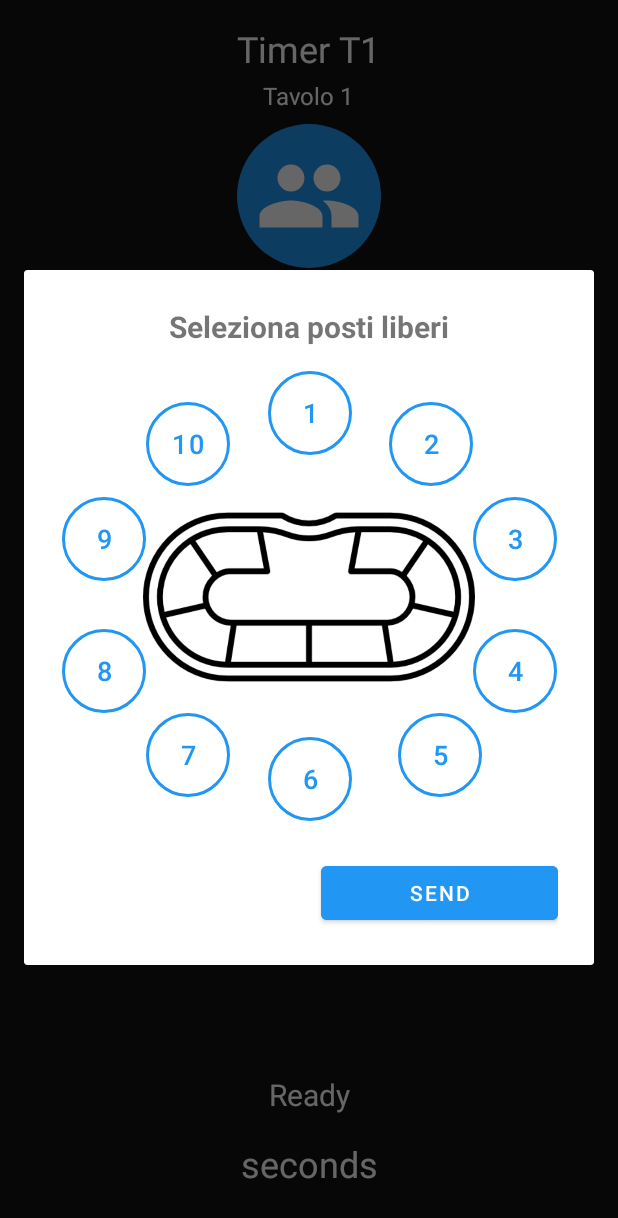
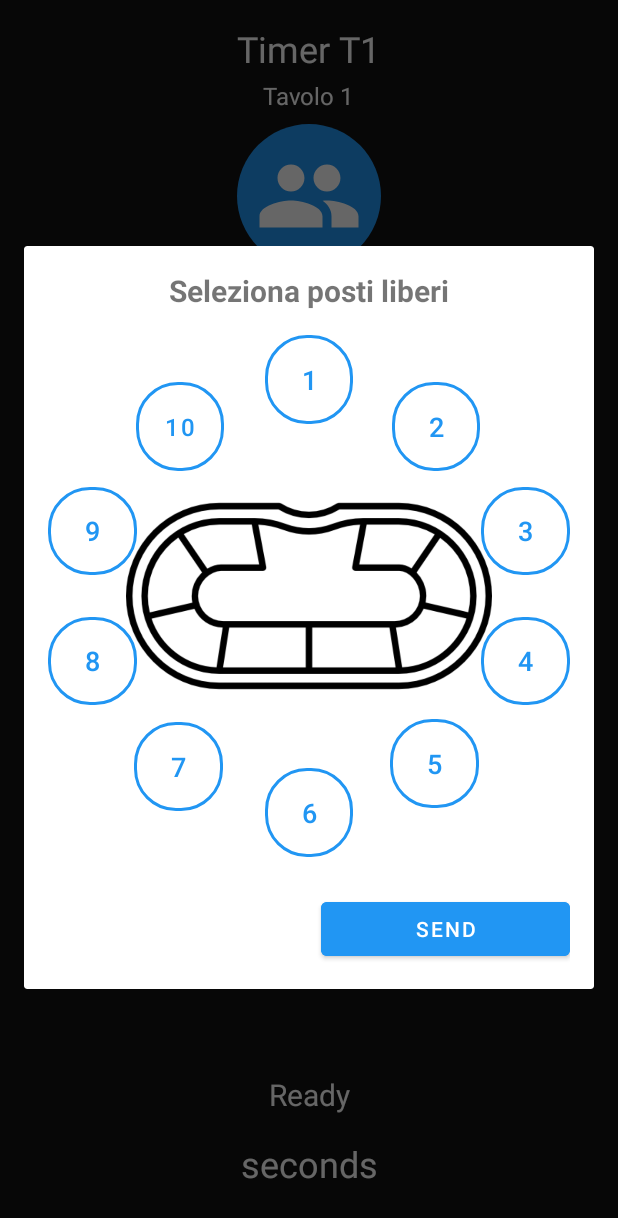
Before and after one commit to yesnoj/PokerTimerAndroid, an Android app built with Jetpack Compose: the MainActivity screen opened directly, with no data from a screen before it, after a tap on "Seleziona posti liberi", on a phone screen of 412 x 824 dp. Shown: the top 1218 px of the screen. Run offline under Robolectric (Android 15) with nearby library versions, the phone set to English and light mode, and no system bars; pictures from the network do not load.

Commit message:
Player Selection fixed

```diff
--- a/app/src/main/res/layout/dialog_player_selection.xml
+++ b/app/src/main/res/layout/dialog_player_selection.xml
@@ -5,9 +5,7 @@
     xmlns:tools="http://schemas.android.com/tools"
     android:layout_width="match_parent"
     android:layout_height="wrap_content"
-    android:minWidth="300dp"
-    android:maxWidth="480dp"
-    android:padding="24dp">
+    android:padding="16dp">
 
     <TextView
         android:id="@+id/dialogTitle"
@@ -22,199 +20,234 @@
         app:layout_constraintStart_toStartOf="parent"
         app:layout_constraintEnd_toEndOf="parent" />
 
-    <!-- Container per il tavolo e i giocatori -->
+    <!-- Container adattivo per il tavolo e i giocatori -->
     <androidx.constraintlayout.widget.ConstraintLayout
         android:id="@+id/tableContainer"
-        android:layout_width="330dp"
-        android:layout_height="300dp"
+        android:layout_width="0dp"
+        android:layout_height="0dp"
         android:layout_marginTop="16dp"
+        app:layout_constraintDimensionRatio="1:1"
         app:layout_constraintEnd_toEndOf="parent"
         app:layout_constraintStart_toStartOf="parent"
-        app:layout_constraintTop_toBottomOf="@id/dialogTitle">
+        app:layout_constraintTop_toBottomOf="@id/dialogTitle"
+        app:layout_constraintWidth_max="350dp">
 
         <ImageView
             android:id="@+id/tableImage"
-            android:layout_width="232dp"
-            android:layout_height="221dp"
-            android:layout_marginBottom="10dp"
+            android:layout_width="0dp"
+            android:layout_height="0dp"
             android:src="@drawable/ic_poker_table"
+            app:layout_constraintWidth_percent="0.7"
+            app:layout_constraintHeight_percent="0.7"
             app:layout_constraintBottom_toBottomOf="parent"
             app:layout_constraintEnd_toEndOf="parent"
-            app:layout_constraintHorizontal_bias="0.496"
             app:layout_constraintStart_toStartOf="parent"
-            app:layout_constraintTop_toTopOf="parent"
-            app:layout_constraintVertical_bias="0.579" />
+            app:layout_constraintTop_toTopOf="parent" />
 
+        <!-- Giocatore 1 - in alto centro -->
         <Button
             android:id="@+id/playerButton1"
             style="@style/PlayerCircleButton"
-            android:layout_width="56dp"
-            android:layout_height="56dp"
+            android:layout_width="0dp"
+            android:layout_height="0dp"
             android:text="1"
             android:textColor="@color/selector_player_button_text"
             android:textSize="18sp"
             app:backgroundTint="@color/bg_player_button_color"
+            app:layout_constraintWidth_percent="0.17"
+            app:layout_constraintHeight_percent="0.17"
             app:layout_constraintEnd_toEndOf="parent"
             app:layout_constraintStart_toStartOf="parent"
             app:layout_constraintTop_toTopOf="parent"
             app:strokeColor="@color/player_button_stroke_color"
             app:strokeWidth="2dp" />
 
+        <!-- Giocatore 2 - in alto a destra -->
+
+        <!-- Giocatore 3 - a destra -->
         <Button
-            android:id="@+id/playerButton8"
+            android:id="@+id/playerButton2"
             style="@style/PlayerCircleButton"
-            android:layout_width="56dp"
-            android:layout_height="56dp"
-            android:text="8"
+            android:layout_width="0dp"
+            android:layout_height="0dp"
+            android:text="2"
             android:textColor="@color/selector_player_button_text"
             android:textSize="18sp"
             app:backgroundTint="@color/bg_player_button_color"
             app:layout_constraintBottom_toBottomOf="parent"
+            app:layout_constraintEnd_toEndOf="parent"
+            app:layout_constraintHeight_percent="0.17"
+            app:layout_constraintHorizontal_bias="0.793"
             app:layout_constraintStart_toStartOf="parent"
             app:layout_constraintTop_toTopOf="parent"
-            app:layout_constraintVertical_bias="0.704"
-            app:strokeColor="@color/player_button_stroke_color"
-            app:strokeWidth="2dp" />
-
-        <Button
-            android:id="@+id/playerButton7"
-            style="@style/PlayerCircleButton"
-            android:layout_width="56dp"
-            android:layout_height="56dp"
-            android:layout_marginStart="56dp"
-            android:text="7"
-            android:textColor="@color/selector_player_button_text"
-            android:textSize="18sp"
-            app:backgroundTint="@color/bg_player_button_color"
-            app:layout_constraintBottom_toBottomOf="parent"
-            app:layout_constraintStart_toStartOf="parent"
-            app:layout_constraintTop_toTopOf="parent"
-            app:layout_constraintVertical_bias="0.934"
+            app:layout_constraintVertical_bias="0.109"
+            app:layout_constraintWidth_percent="0.17"
             app:strokeColor="@color/player_button_stroke_color"
             app:strokeWidth="2dp" />
 
         <Button
             android:id="@+id/playerButton3"
             style="@style/PlayerCircleButton"
-            android:layout_width="56dp"
-            android:layout_height="56dp"
+            android:layout_width="0dp"
+            android:layout_height="0dp"
             android:text="3"
+            android:textColor="@color/selector_player_button_text"
+            android:textSize="18sp"
+            app:backgroundTint="@color/bg_player_button_color"
+            app:layout_constraintWidth_percent="0.17"
+            app:layout_constraintHeight_percent="0.17"
+            app:layout_constraintBottom_toBottomOf="parent"
+            app:layout_constraintEnd_toEndOf="parent"
+            app:layout_constraintHorizontal_bias="1.0"
+            app:layout_constraintVertical_bias="0.35"
+            app:layout_constraintStart_toStartOf="parent"
+            app:layout_constraintTop_toTopOf="parent"
+            app:strokeColor="@color/player_button_stroke_color"
+            app:strokeWidth="2dp" />
+
+        <!-- Giocatore 4 - in basso a destra -->
+        <Button
+            android:id="@+id/playerButton4"
+            style="@style/PlayerCircleButton"
+            android:layout_width="0dp"
+            android:layout_height="0dp"
+            android:text="4"
+            android:textColor="@color/selector_player_button_text"
+            android:textSize="18sp"
+            app:backgroundTint="@color/bg_player_button_color"
+            app:layout_constraintWidth_percent="0.17"
+            app:layout_constraintHeight_percent="0.17"
+            app:layout_constraintBottom_toBottomOf="parent"
+            app:layout_constraintEnd_toEndOf="parent"
+            app:layout_constraintHorizontal_bias="1.0"
+            app:layout_constraintVertical_bias="0.65"
+            app:layout_constraintStart_toStartOf="parent"
+            app:layout_constraintTop_toTopOf="parent"
+            app:strokeColor="@color/player_button_stroke_color"
+            app:strokeWidth="2dp" />
+
+        <!-- Giocatore 5 - in basso a destra angolo -->
+
+        <!-- Giocatore 6 - in basso centro -->
+        <Button
+            android:id="@+id/playerButton5"
+            style="@style/PlayerCircleButton"
+            android:layout_width="0dp"
+            android:layout_height="0dp"
+            android:text="5"
             android:textColor="@color/selector_player_button_text"
             android:textSize="18sp"
             app:backgroundTint="@color/bg_player_button_color"
             app:layout_constraintBottom_toBottomOf="parent"
             app:layout_constraintEnd_toEndOf="parent"
+            app:layout_constraintHeight_percent="0.17"
+            app:layout_constraintHorizontal_bias="0.79"
+            app:layout_constraintStart_toStartOf="parent"
             app:layout_constraintTop_toTopOf="parent"
-            app:layout_constraintVertical_bias="0.344"
-            app:strokeColor="@color/player_button_stroke_color"
-            app:strokeWidth="2dp" />
-
-        <Button
-            android:id="@+id/playerButton2"
-            style="@style/PlayerCircleButton"
-            android:layout_width="56dp"
-            android:layout_height="56dp"
-            android:layout_marginTop="5dp"
-            android:layout_marginEnd="56dp"
-            android:text="2"
-            android:textColor="@color/selector_player_button_text"
-            android:textSize="18sp"
-            app:backgroundTint="@color/bg_player_button_color"
-            app:layout_constraintBottom_toBottomOf="parent"
-            app:layout_constraintEnd_toEndOf="parent"
-            app:layout_constraintTop_toTopOf="parent"
-            app:layout_constraintVertical_bias="0.065"
-            app:strokeColor="@color/player_button_stroke_color"
-            app:strokeWidth="2dp" />
-
-        <!-- Giocatore 6 - in basso a sinistra -->
-
-        <!-- Giocatore 7 - a sinistra -->
-
-        <!-- Giocatore 8 - in alto a sinistra -->
-
-        <!-- Giocatore 9 - tra 8 e 1 -->
-
-        <!-- Giocatore 10 - tra 1 e 2 -->
-
-        <Button
-            android:id="@+id/playerButton4"
-            style="@style/PlayerCircleButton"
-            android:layout_width="56dp"
-            android:layout_height="56dp"
-            android:text="4"
-            android:textColor="@color/selector_player_button_text"
-            android:textSize="18sp"
-            app:backgroundTint="@color/bg_player_button_color"
-            app:layout_constraintBottom_toBottomOf="parent"
-            app:layout_constraintEnd_toEndOf="parent"
-            app:layout_constraintTop_toTopOf="parent"
-            app:layout_constraintVertical_bias="0.704"
+            app:layout_constraintVertical_bias="0.886"
+            app:layout_constraintWidth_percent="0.17"
             app:strokeColor="@color/player_button_stroke_color"
             app:strokeWidth="2dp" />
 
         <Button
             android:id="@+id/playerButton6"
             style="@style/PlayerCircleButton"
-            android:layout_width="56dp"
-            android:layout_height="56dp"
+            android:layout_width="0dp"
+            android:layout_height="0dp"
             android:text="6"
             android:textColor="@color/selector_player_button_text"
             android:textSize="18sp"
             app:backgroundTint="@color/bg_player_button_color"
+            app:layout_constraintWidth_percent="0.17"
+            app:layout_constraintHeight_percent="0.17"
             app:layout_constraintBottom_toBottomOf="parent"
             app:layout_constraintEnd_toEndOf="parent"
             app:layout_constraintStart_toStartOf="parent"
             app:strokeColor="@color/player_button_stroke_color"
             app:strokeWidth="2dp" />
 
+        <!-- Giocatore 7 - in basso a sinistra angolo -->
+
+        <!-- Giocatore 8 - a sinistra -->
         <Button
-            android:id="@+id/playerButton5"
+            android:id="@+id/playerButton7"
             style="@style/PlayerCircleButton"
-            android:layout_width="56dp"
-            android:layout_height="56dp"
-            android:layout_marginBottom="16dp"
-            android:text="5"
+            android:layout_width="0dp"
+            android:layout_height="0dp"
+            android:text="7"
             android:textColor="@color/selector_player_button_text"
             android:textSize="18sp"
             app:backgroundTint="@color/bg_player_button_color"
             app:layout_constraintBottom_toBottomOf="parent"
             app:layout_constraintEnd_toEndOf="parent"
-            app:layout_constraintHorizontal_bias="0.817"
+            app:layout_constraintHeight_percent="0.17"
+            app:layout_constraintHorizontal_bias="0.199"
             app:layout_constraintStart_toStartOf="parent"
+            app:layout_constraintTop_toTopOf="parent"
+            app:layout_constraintVertical_bias="0.893"
+            app:layout_constraintWidth_percent="0.17"
             app:strokeColor="@color/player_button_stroke_color"
             app:strokeWidth="2dp" />
 
         <Button
+            android:id="@+id/playerButton8"
+            style="@style/PlayerCircleButton"
+            android:layout_width="0dp"
+            android:layout_height="0dp"
+            android:text="8"
+            android:textColor="@color/selector_player_button_text"
+            android:textSize="18sp"
+            app:backgroundTint="@color/bg_player_button_color"
+            app:layout_constraintWidth_percent="0.17"
+            app:layout_constraintHeight_percent="0.17"
+            app:layout_constraintBottom_toBottomOf="parent"
+            app:layout_constraintEnd_toEndOf="parent"
+            app:layout_constraintHorizontal_bias="0.0"
+            app:layout_constraintVertical_bias="0.65"
+            app:layout_constraintStart_toStartOf="parent"
+            app:layout_constraintTop_toTopOf="parent"
+            app:strokeColor="@color/player_button_stroke_color"
+            app:strokeWidth="2dp" />
+
+        <!-- Giocatore 9 - in alto a sinistra -->
+        <Button
             android:id="@+id/playerButton9"
             style="@style/PlayerCircleButton"
-            android:layout_width="56dp"
-            android:layout_height="56dp"
+            android:layout_width="0dp"
+            android:layout_height="0dp"
             android:text="9"
             android:textColor="@color/selector_player_button_text"
             android:textSize="18sp"
             app:backgroundTint="@color/bg_player_button_color"
+            app:layout_constraintWidth_percent="0.17"
+            app:layout_constraintHeight_percent="0.17"
             app:layout_constraintBottom_toBottomOf="parent"
+            app:layout_constraintEnd_toEndOf="parent"
+            app:layout_constraintHorizontal_bias="0.0"
+            app:layout_constraintVertical_bias="0.35"
             app:layout_constraintStart_toStartOf="parent"
             app:layout_constraintTop_toTopOf="parent"
-            app:layout_constraintVertical_bias="0.344"
             app:strokeColor="@color/player_button_stroke_color"
             app:strokeWidth="2dp" />
 
+        <!-- Giocatore 10 - in alto a sinistra angolo -->
         <Button
             android:id="@+id/playerButton10"
             style="@style/PlayerCircleButton"
-            android:layout_width="56dp"
-            android:layout_height="56dp"
-            android:layout_marginStart="56dp"
+            android:layout_width="0dp"
+            android:layout_height="0dp"
             android:text="10"
             android:textColor="@color/selector_player_button_text"
-            android:textSize="18sp"
+            android:textSize="16sp"
             app:backgroundTint="@color/bg_player_button_color"
             app:layout_constraintBottom_toBottomOf="parent"
+            app:layout_constraintEnd_toEndOf="parent"
+            app:layout_constraintHeight_percent="0.17"
+            app:layout_constraintHorizontal_bias="0.202"
             app:layout_constraintStart_toStartOf="parent"
             app:layout_constraintTop_toTopOf="parent"
-            app:layout_constraintVertical_bias="0.086"
+            app:layout_constraintVertical_bias="0.109"
+            app:layout_constraintWidth_percent="0.17"
             app:strokeColor="@color/player_button_stroke_color"
             app:strokeWidth="2dp" />
 
```
Also changed, not shown: 2 other files.
